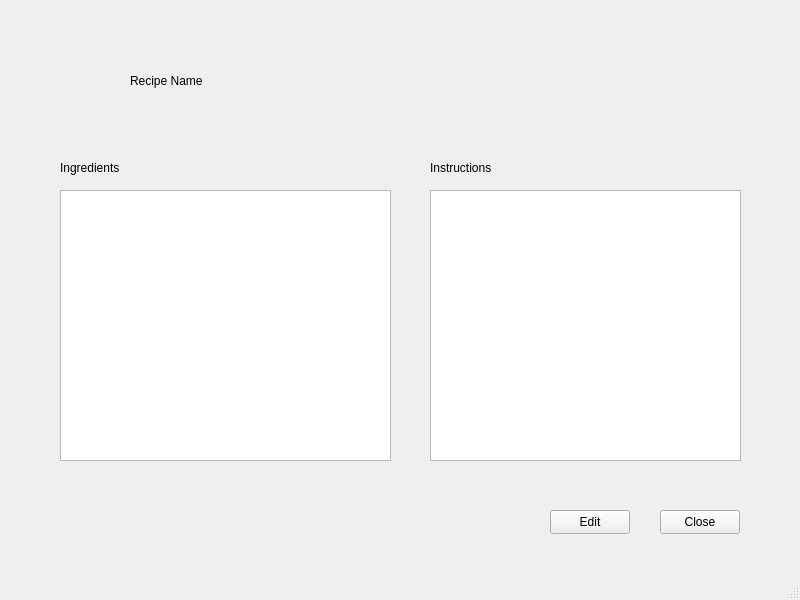
The window that RecipeMate/showsinglerecipe.ui (RoryStaehelin/cs4076_Project) describes before a commit, drawn with Qt 5.
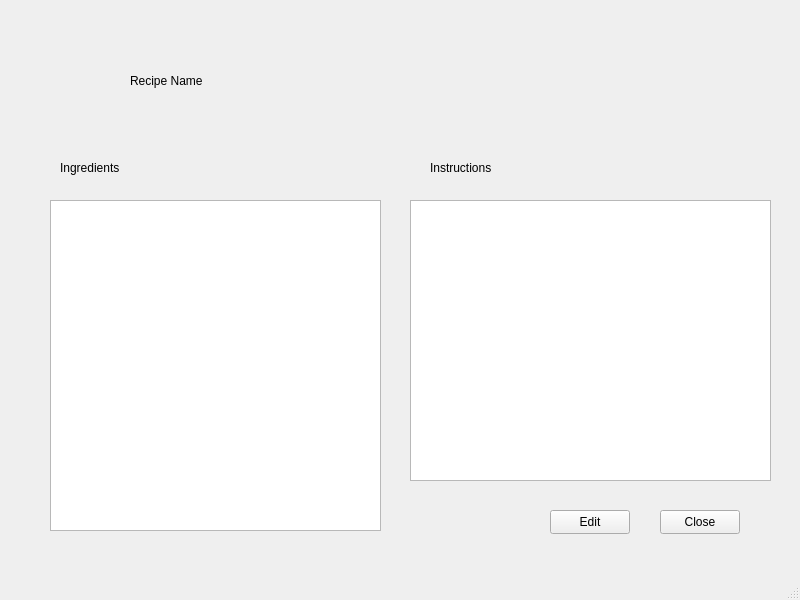
The same window after the commit.

What changed in the file:
```diff
--- a/RecipeMate/showsinglerecipe.ui
+++ b/RecipeMate/showsinglerecipe.ui
@@ -27,26 +27,6 @@
      <string>Recipe Name</string>
     </property>
    </widget>
-   <widget class="QListView" name="Ingredients">
-    <property name="geometry">
-     <rect>
-      <x>60</x>
-      <y>190</y>
-      <width>331</width>
-      <height>271</height>
-     </rect>
-    </property>
-   </widget>
-   <widget class="QListView" name="listView_2">
-    <property name="geometry">
-     <rect>
-      <x>430</x>
-      <y>190</y>
-      <width>311</width>
-      <height>271</height>
-     </rect>
-    </property>
-   </widget>
    <widget class="QLabel" name="label_2">
     <property name="geometry">
      <rect>
@@ -99,6 +79,26 @@
      <string>Edit</string>
     </property>
    </widget>
+   <widget class="QListWidget" name="Ingredients">
+    <property name="geometry">
+     <rect>
+      <x>50</x>
+      <y>200</y>
+      <width>331</width>
+      <height>331</height>
+     </rect>
+    </property>
+   </widget>
+   <widget class="QListWidget" name="Instructions">
+    <property name="geometry">
+     <rect>
+      <x>410</x>
+      <y>200</y>
+      <width>361</width>
+      <height>281</height>
+     </rect>
+    </property>
+   </widget>
   </widget>
   <widget class="QMenuBar" name="menubar">
    <property name="geometry">
```
